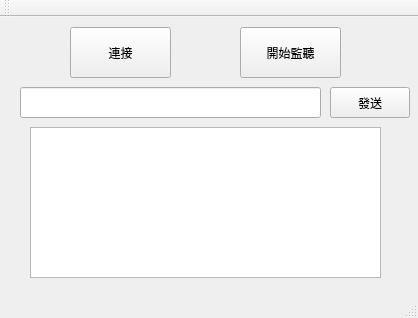
Above: RMS/mainwindow.ui from hank-wu/OOAD before the change. Below: the same form after it.
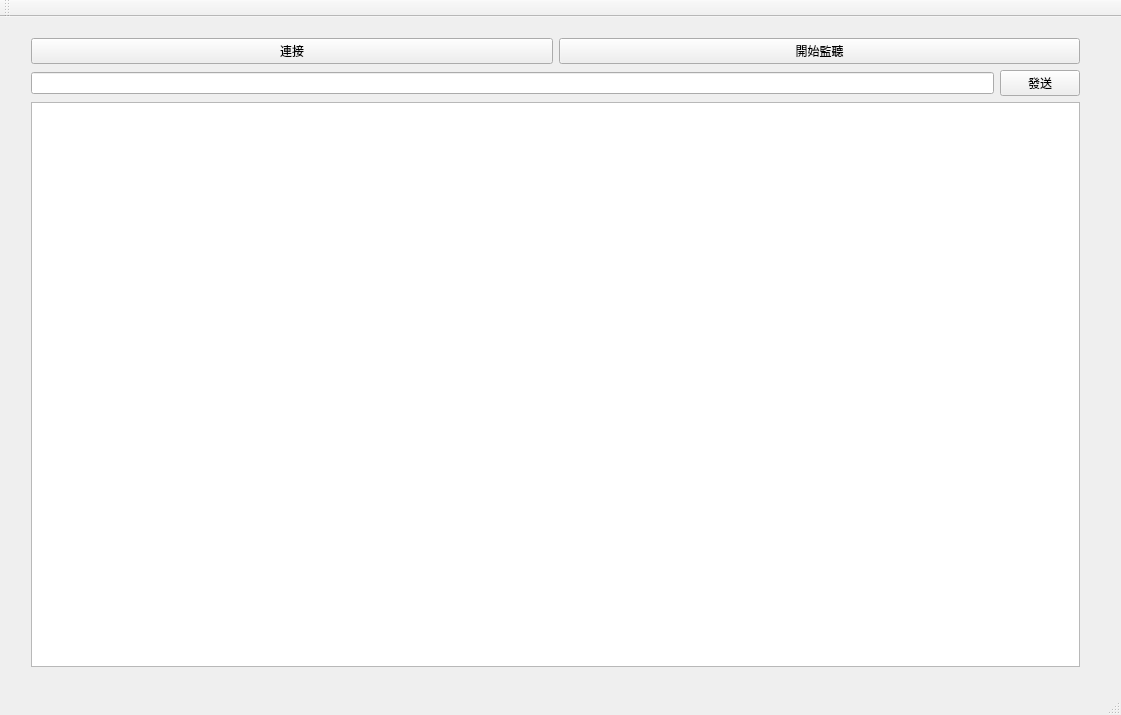
That is the form after the change.

Commit message: create seat class

What changed in the file:
```diff
--- a/RMS/mainwindow.ui
+++ b/RMS/mainwindow.ui
@@ -6,72 +6,64 @@
    <rect>
     <x>0</x>
     <y>0</y>
-    <width>418</width>
-    <height>318</height>
+    <width>1121</width>
+    <height>715</height>
    </rect>
   </property>
   <property name="windowTitle">
    <string>MainWindow</string>
   </property>
   <widget class="QWidget" name="centralWidget">
-   <widget class="QPushButton" name="btnConnect">
-    <property name="geometry">
-     <rect>
-      <x>70</x>
-      <y>10</y>
-      <width>101</width>
-      <height>51</height>
-     </rect>
-    </property>
-    <property name="text">
-     <string>連接</string>
-    </property>
-   </widget>
-   <widget class="QPushButton" name="btnSend">
-    <property name="geometry">
-     <rect>
-      <x>330</x>
-      <y>70</y>
-      <width>80</width>
-      <height>31</height>
-     </rect>
-    </property>
-    <property name="text">
-     <string>發送</string>
-    </property>
-   </widget>
-   <widget class="QLineEdit" name="lineEdit">
+   <widget class="QWidget" name="verticalLayoutWidget">
     <property name="geometry">
      <rect>
       <x>20</x>
-      <y>70</y>
-      <width>301</width>
-      <height>31</height>
-     </rect>
-    </property>
-   </widget>
-   <widget class="QPlainTextEdit" name="plainTextEdit">
-    <property name="geometry">
-     <rect>
-      <x>30</x>
-      <y>110</y>
-      <width>351</width>
-      <height>151</height>
-     </rect>
-    </property>
-   </widget>
-   <widget class="QPushButton" name="btnHost">
-    <property name="geometry">
-     <rect>
-      <x>240</x>
       <y>10</y>
-      <width>101</width>
-      <height>51</height>
+      <width>1071</width>
+      <height>651</height>
      </rect>
     </property>
-    <property name="text">
-     <string>開始監聽</string>
-    </property>
+    <layout class="QVBoxLayout" name="verticalLayout">
+     <item>
+      <layout class="QHBoxLayout" name="horizontalLayout">
+       <item>
+        <widget class="QPushButton" name="btnConnect">
+         <property name="text">
+          <string>連接</string>
+         </property>
+        </widget>
+       </item>
+       <item>
+        <widget class="QPushButton" name="btnHost">
+         <property name="text">
+          <string>開始監聽</string>
+         </property>
+        </widget>
+       </item>
+      </layout>
+     </item>
+     <item>
+      <layout class="QHBoxLayout" name="horizontalLayout_2">
+       <item>
+        <widget class="QLineEdit" name="lineEdit"/>
+       </item>
+       <item>
+        <widget class="QPushButton" name="btnSend">
+         <property name="text">
+          <string>發送</string>
+         </property>
+        </widget>
+       </item>
+      </layout>
+     </item>
+     <item>
+      <layout class="QHBoxLayout" name="horizontalLayout_4">
+       <item>
+        <widget class="QPlainTextEdit" name="plainTextEdit"/>
+       </item>
+      </layout>
+     </item>
+    </layout>
    </widget>
   </widget>
   <widget class="QMenuBar" name="menuBar">
```
Left out of the diff: 4 changed lines with no effect on the pictures. The commit also changes 360 other files.
